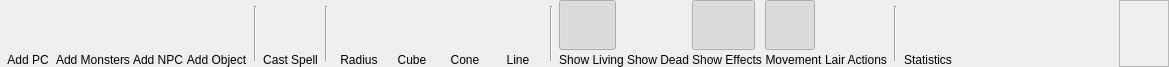
The window that DMHelper/src/ribbontabbattle.ui (MMetze/DMHelper) describes before a commit, drawn with Qt 5.
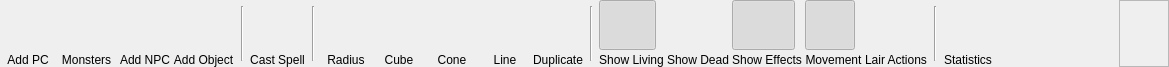
The same window after the commit. Icons and pictures are not drawn. Custom widgets are drawn as their Qt base class.

Commit message: Duplicate seems to work

```diff
--- a/DMHelper/src/ribbontabbattle.ui
+++ b/DMHelper/src/ribbontabbattle.ui
@@ -145,7 +145,7 @@
      <item>
       <widget class="QLabel" name="lblAddMonsters">
        <property name="text">
-        <string>Add Monsters</string>
+        <string>Monsters</string>
        </property>
        <property name="alignment">
         <set>Qt::AlignBottom|Qt::AlignHCenter</set>
@@ -589,6 +589,61 @@
      </item>
     </layout>
    </item>
+   <item>
+    <layout class="QVBoxLayout" name="verticalLayout_20">
+     <property name="spacing">
+      <number>0</number>
+     </property>
+     <item>
+      <widget class="QPushButton" name="btnDuplicate">
+       <property name="minimumSize">
+        <size>
+         <width>50</width>
+         <height>50</height>
+        </size>
+       </property>
+       <property name="maximumSize">
+        <size>
+         <width>50</width>
+         <height>50</height>
+        </size>
+       </property>
+       <property name="toolTip">
+        <string>Add a line effect</string>
+       </property>
+       <property name="text">
+        <string/>
+       </property>
+       <property name="icon">
+        <iconset resource="resources.qrc">
+         <normaloff>:/img/data/icon_duplicate.png</normaloff>:/img/data/icon_duplicate.png</iconset>
+       </property>
+       <property name="iconSize">
+        <size>
+         <width>40</width>
+         <height>40</height>
+        </size>
+       </property>
+       <property name="autoDefault">
+        <bool>false</bool>
+       </property>
+       <property name="flat">
+        <bool>true</bool>
+       </property>
+      </widget>
+     </item>
+     <item>
+      <widget class="QLabel" name="lblDuplicate">
+       <property name="text">
+        <string>Duplicate</string>
+       </property>
+       <property name="alignment">
+        <set>Qt::AlignBottom|Qt::AlignHCenter</set>
+       </property>
+      </widget>
+     </item>
+    </layout>
+   </item>
    <item>
     <widget class="Line" name="line_4">
      <property name="minimumSize">
```
The commit also changes 15 other files.
